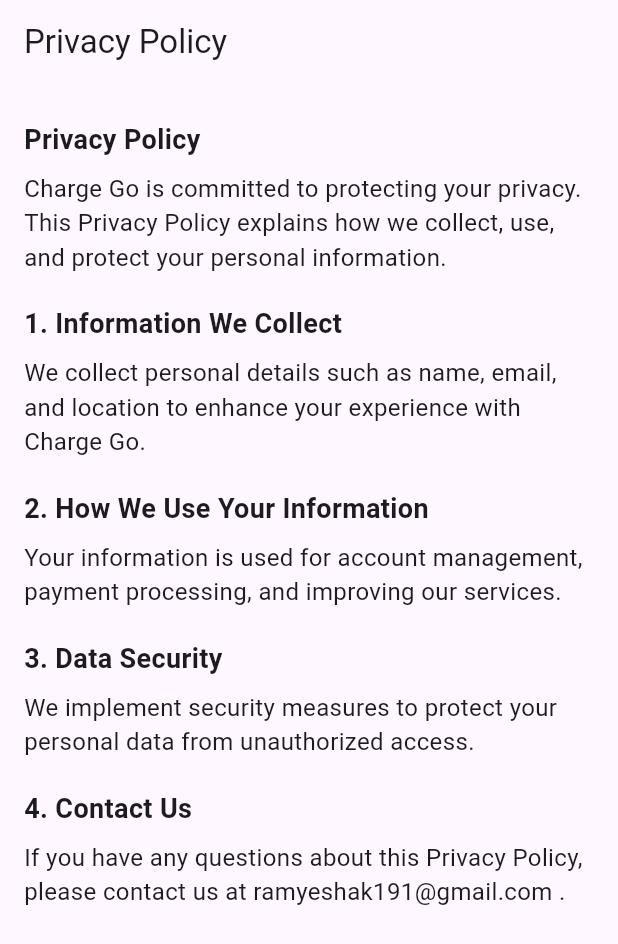
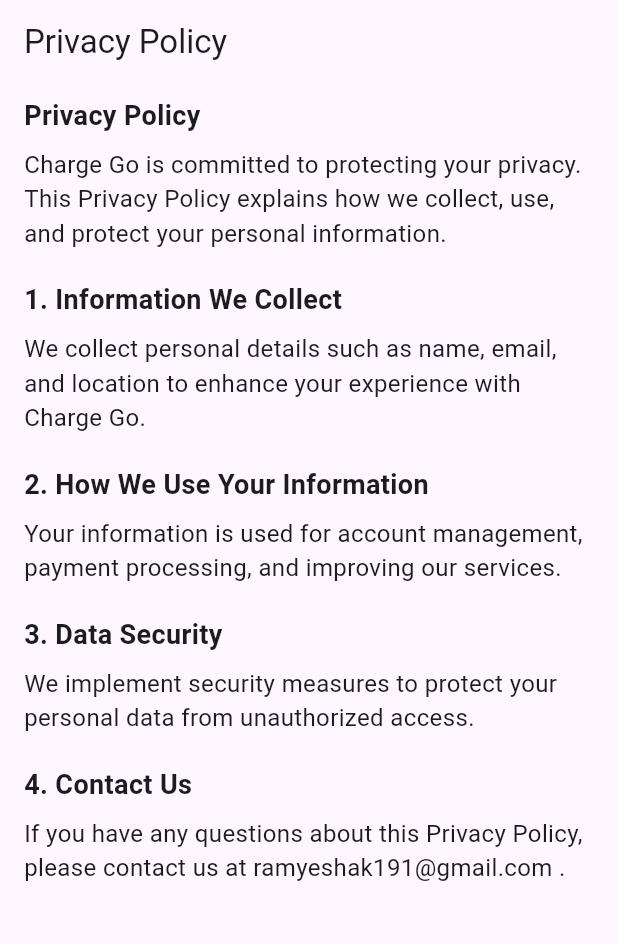
Before and after one commit to RamyIsaac/ev_charging_app, a Flutter app: the PrivacyPolicyView screen opened by its route, on a phone screen of 412 x 824 dp. Shown: the top 944 px of the screen. Run offline on Flutter 3.47's test engine with Material 3 defaults, Android fonts, the phone set to English and light mode, and no system bars; our stand-ins replace firebase_auth, firebase_core, go_router, modal_progress_hud_nsn; accounts and stored records are empty.

```diff
--- a/lib/features/enRoute/presentation/widgets/en_route_view_body.dart
+++ b/lib/features/enRoute/presentation/widgets/en_route_view_body.dart
@@ -1,4 +1,3 @@
-import 'package:ev_charging/constants.dart';
 import 'package:ev_charging/core/widgets/custom_button.dart';
 import 'package:ev_charging/features/enRoute/presentation/widgets/custom_enroute_item.dart';
 import 'package:flutter/material.dart';
--- a/lib/features/profile/presentation/FAQS_view.dart
+++ b/lib/features/profile/presentation/FAQS_view.dart
@@ -12,6 +12,7 @@ class FAQsView extends StatelessWidget {
       body: Padding(
         padding: const EdgeInsets.all(16.0),
         child: ListView(
+          physics: const BouncingScrollPhysics(),
           children: [
             buildFAQItem(
               context,
--- a/lib/features/profile/presentation/privacy_policy_view.dart
+++ b/lib/features/profile/presentation/privacy_policy_view.dart
@@ -12,8 +12,12 @@ class PrivacyPolicyView extends StatelessWidget {
         title: const Text('Privacy Policy'),
       ),
       body: Padding(
-        padding: const EdgeInsets.all(16.0),
+        padding: const EdgeInsets.only(
+          right: 16,
+          left: 16,
+        ),
         child: SingleChildScrollView(
+          physics: const BouncingScrollPhysics(),
           child: Column(
             crossAxisAlignment: CrossAxisAlignment.start,
             children: [
--- a/lib/features/profile/presentation/terms_and_conditions_view.dart
+++ b/lib/features/profile/presentation/terms_and_conditions_view.dart
@@ -12,6 +12,7 @@ class TermsAndConditionsView extends StatelessWidget {
         centerTitle: true,
       ),
       body: SingleChildScrollView(
+        physics: const BouncingScrollPhysics(),
         padding: const EdgeInsets.all(16.0),
         child: Column(
           crossAxisAlignment: CrossAxisAlignment.start,
--- a/lib/features/profile/presentation/widgets/profile_view_body.dart
+++ b/lib/features/profile/presentation/widgets/profile_view_body.dart
@@ -1,5 +1,4 @@
 import 'package:ev_charging/core/utils/app_router.dart';
-import 'package:ev_charging/features/profile/presentation/FAQS_view.dart';
 import 'package:ev_charging/features/profile/presentation/widgets/profile_item.dart';
 import 'package:flutter/material.dart';
 import 'package:go_router/go_router.dart';
@@ -10,6 +9,7 @@ class ProfileViewBody extends StatelessWidget {
   @override
   Widget build(BuildContext context) {
     return ListView(
+      physics: const BouncingScrollPhysics(),
       children: [
         const SizedBox(
           height: 20,
```
Also changed, not shown: lib/features/favourite/presentation/favourite_view.dart (+9 -1 lines), lib/features/favourite/presentation/widgets/favourite_view_body.dart (added, +15 -0 lines).
